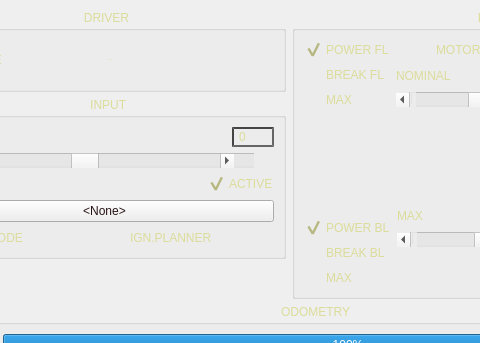
This is aleph2_gui/resources/ui/aleph2_drivetrain_controller.ui in Continuum-UWr/aleph2_desktop as Qt 5 draws it before an edit; both pictures show x 88 to 568 and y 0 to 343 of the 804 by 569 pixel window. The edited form follows.
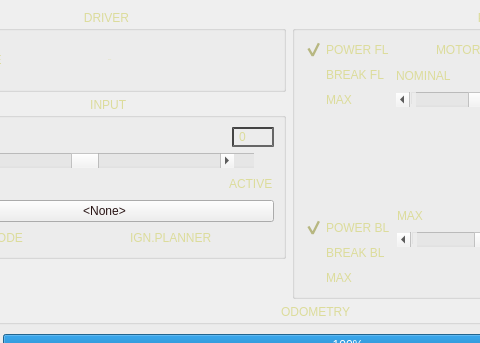
This is the edited form. Icons and pictures are not drawn.

Commit message: Add function of joystick activation by RB button

```diff
--- a/aleph2_gui/resources/ui/aleph2_drivetrain_controller.ui
+++ b/aleph2_gui/resources/ui/aleph2_drivetrain_controller.ui
@@ -303,7 +303,7 @@
                <string>ACTIVE</string>
               </property>
               <property name="checked">
-               <bool>true</bool>
+               <bool>false</bool>
               </property>
              </widget>
             </item>
```
The commit also changes 2 other files.
